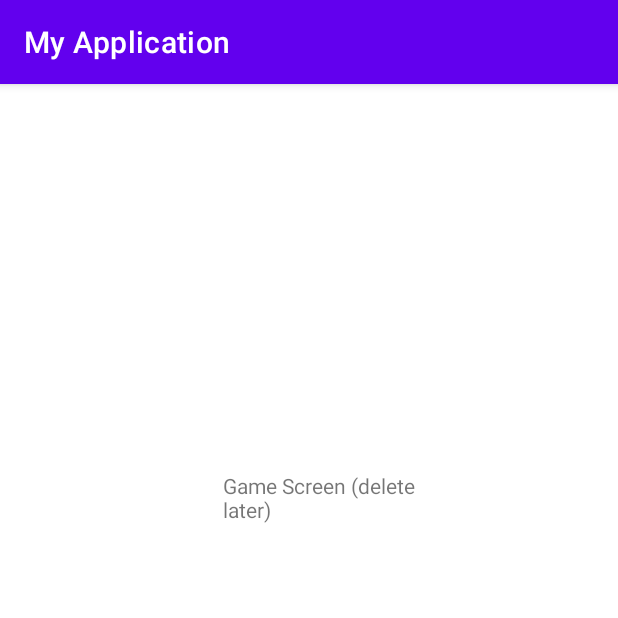
After one commit to jadenl99/CS2340B_Team29, an Android app: the GameActivity screen opened directly, with no data from a screen before it, on a phone screen of 412 x 824 dp, the top half of it. The commit adds this screen. Run offline under Robolectric (Android 15) with nearby library versions, the phone set to English and light mode, and no system bars.

Commit message:
link begin, config, and game screen

```diff
--- /dev/null
+++ b/app/src/main/java/com/example/cs2340b_team29/Enemy.java
@@ -0,0 +1,5 @@
+package com.example.cs2340b_team29;
+
+public class Enemy extends Entity {
+    //TODO: add attributes
+}
--- /dev/null
+++ b/app/src/main/java/com/example/cs2340b_team29/Entity.java
@@ -0,0 +1,5 @@
+package com.example.cs2340b_team29;
+
+public abstract class Entity {
+    //TODO: add attributes
+}
--- /dev/null
+++ b/app/src/main/java/com/example/cs2340b_team29/GameActivity.java
@@ -0,0 +1,15 @@
+package com.example.cs2340b_team29;
+
+import android.os.Bundle;
+import android.widget.Button;
+
+import androidx.appcompat.app.AppCompatActivity;
+
+public class GameActivity extends AppCompatActivity {
+    @Override
+    protected void onCreate(Bundle savedInstanceState) {
+        super.onCreate(savedInstanceState);
+        setContentView(R.layout.activity_game);
+
+    }
+}
--- /dev/null
+++ b/app/src/main/java/com/example/cs2340b_team29/Player.java
@@ -0,0 +1,5 @@
+package com.example.cs2340b_team29;
+
+public class Player extends Entity {
+    //TODO: add attributes
+}
--- /dev/null
+++ b/app/src/main/res/layout/activity_game.xml
@@ -0,0 +1,18 @@
+<?xml version="1.0" encoding="utf-8"?>
+<androidx.constraintlayout.widget.ConstraintLayout xmlns:android="http://schemas.android.com/apk/res/android"
+    xmlns:app="http://schemas.android.com/apk/res-auto"
+    xmlns:tools="http://schemas.android.com/tools"
+    android:layout_width="match_parent"
+    android:layout_height="match_parent">
+
+    <TextView
+        android:id="@+id/textView"
+        android:layout_width="155dp"
+        android:layout_height="145dp"
+        android:layout_marginEnd="108dp"
+        android:text="Game Screen (delete later)"
+        app:layout_constraintBottom_toBottomOf="parent"
+        app:layout_constraintEnd_toEndOf="parent"
+        app:layout_constraintTop_toTopOf="parent"
+        app:layout_constraintVertical_bias="0.414" />
+</androidx.constraintlayout.widget.ConstraintLayout>
```
Also changed, not shown: app/src/main/AndroidManifest.xml (+8 -0 lines), app/src/main/java/com/example/cs2340b_team29/ConfigScreenActivity.java (added, +31 -0 lines), app/src/main/java/com/example/cs2340b_team29/MainActivity.java (+9 -1 lines), app/src/main/res/layout/activity_config_screen.xml (added, +17 -0 lines), 297 other files.
